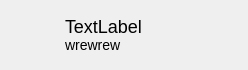
Qt form src/ui/indicator.ui (jgh0721/HyperIMECursor) before a commit.
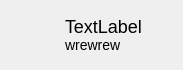
The same form after that commit.

```diff
--- a/src/ui/indicator.ui
+++ b/src/ui/indicator.ui
@@ -6,7 +6,7 @@
    <rect>
     <x>0</x>
     <y>0</y>
-    <width>248</width>
+    <width>183</width>
     <height>70</height>
    </rect>
   </property>
```
Left out of the diff: 2 changed lines with no effect on the pictures.
